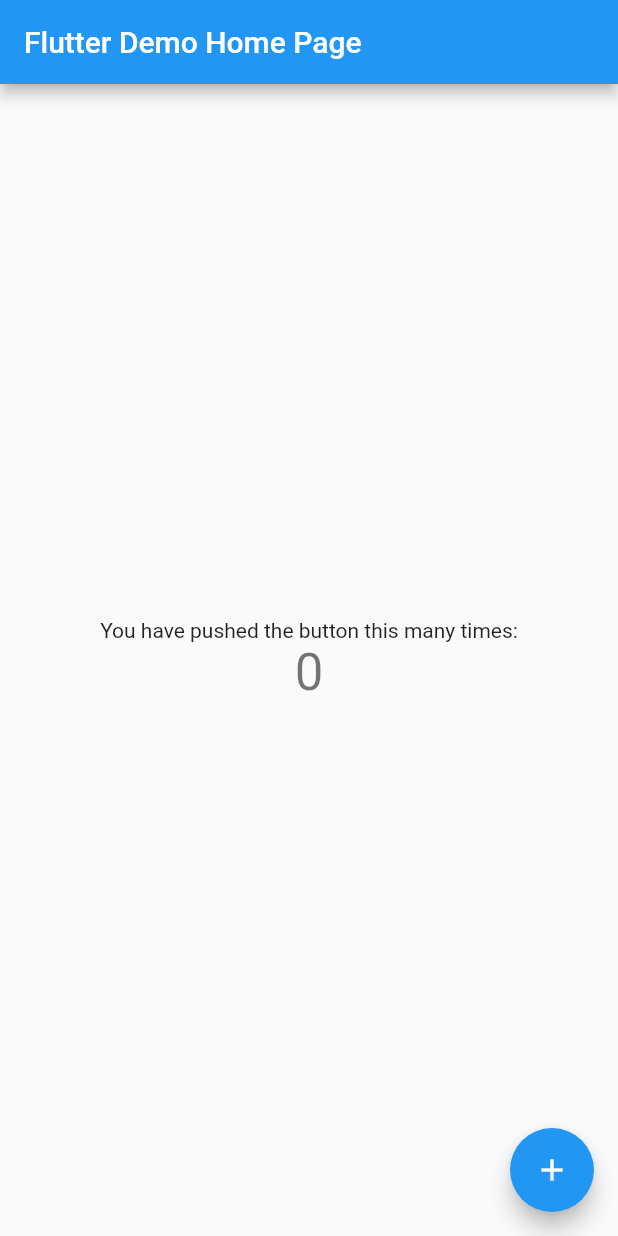
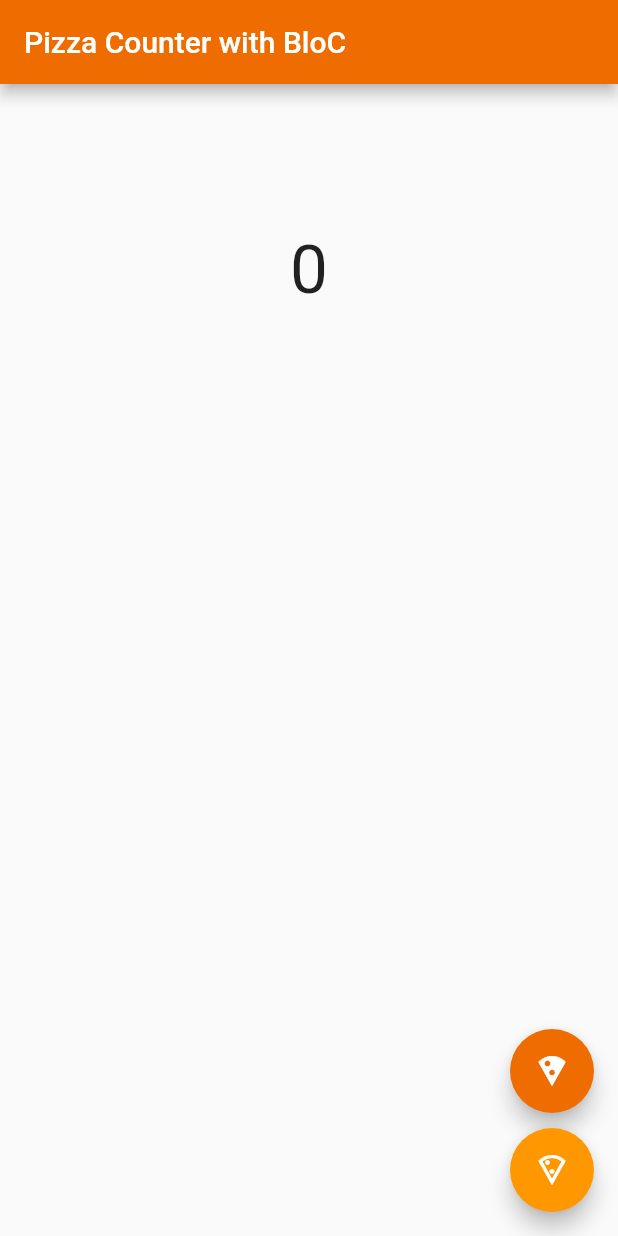
Before and after one commit to fasil721/Pizza_counter-bloc, a Flutter app: the screen it shows after launch, on a phone screen of 412 x 824 dp. Run offline on Flutter 3.47's test engine with Material 2 defaults, Android fonts, the phone set to English and light mode, and no system bars; our stand-ins replace equatable, flutter_bloc.

Commit message:
added bloc and created ui

```diff
--- a/analysis_options.yaml
+++ b/analysis_options.yaml
@@ -7,7 +7,7 @@
 
 # The following line activates a set of recommended lints for Flutter apps,
 # packages, and plugins designed to encourage good coding practices.
-include: package:flutter_lints/flutter.yaml
+include: package:lint/analysis_options.yaml
 
 linter:
   # The lint rules applied to this project can be customized in the
--- /dev/null
+++ b/lib/bloc_observer.dart
@@ -0,0 +1,37 @@
+
+import 'package:flutter/foundation.dart';
+import 'package:flutter_bloc/flutter_bloc.dart';
+
+class PizzaBlocObserver extends BlocObserver {
+  @override
+  void onEvent(Bloc bloc, Object? event) {
+    super.onEvent(bloc, event);
+    if (kDebugMode) {
+      print("event :------ $event");
+    }
+  }
+
+  @override
+  void onError(BlocBase bloc, Object error, StackTrace stackTrace) {
+    if (kDebugMode) {
+      print("error :------ $error");
+    }
+    super.onError(bloc, error, stackTrace);
+  }
+
+  @override
+  void onChange(BlocBase bloc, Change change) {
+    super.onChange(bloc, change);
+    if (kDebugMode) {
+      print("change :------ $change");
+    }
+  }
+
+  @override
+  void onTransition(Bloc bloc, Transition transition) {
+    super.onTransition(bloc, transition);
+    if (kDebugMode) {
+      print("transition :------ $transition");
+    }
+  }
+}
--- /dev/null
+++ b/lib/blocs/pizza_counter/pizza_bloc.dart
@@ -0,0 +1,50 @@
+import 'package:equatable/equatable.dart';
+import 'package:flutter_bloc/flutter_bloc.dart';
+import 'package:pizza_counter_app/models/pizza.dart';
+
+part 'pizza_event.dart';
+part 'pizza_state.dart';
+
+class PizzaBloc extends Bloc<PizzaEvent, PizzaState> {
+  PizzaBloc() : super(PizzaLoading()) {
+    on<LoadPizzaCounter>(_onLoadPizzaCounter);
+    on<AddPizzaEvent>(_onAddPizza);
+    on<RemovePizzaEvent>(_onRemovePizza);
+  }
+
+  Future<void> _onLoadPizzaCounter(
+    LoadPizzaCounter event,
+    Emitter<PizzaState> emit,
+  )  async {
+    await Future<void>.delayed(const Duration(seconds: 1));
+    emit(const PizzaLoaded(pizzas: <Pizza>[]));
+  }
+
+  void _onAddPizza(
+    AddPizzaEvent event,
+    Emitter<PizzaState> emit,
+  ) {
+    if (state is PizzaLoaded) {
+      final state = this.state as PizzaLoaded;
+      emit(
+        PizzaLoaded(
+          pizzas: List.from(state.pizzas)..add(event.pizza),
+        ),
+      );
+    }
+  }
+
+  void _onRemovePizza(
+    RemovePizzaEvent event,
+    Emitter<PizzaState> emit,
+  ) {
+    if (state is PizzaLoaded) {
+      final state = this.state as PizzaLoaded;
+      emit(
+        PizzaLoaded(
+          pizzas: List.from(state.pizzas)..remove(event.pizza),
+        ),
+      );
+    }
+  }
+}
--- /dev/null
+++ b/lib/blocs/pizza_counter/pizza_event.dart
@@ -0,0 +1,28 @@
+part of 'pizza_bloc.dart';
+
+abstract class PizzaEvent extends Equatable {
+  const PizzaEvent();
+
+  @override
+  List<Object> get props => [];
+}
+
+class LoadPizzaCounter extends PizzaEvent {}
+
+class AddPizzaEvent extends PizzaEvent {
+  final Pizza pizza;
+
+  const AddPizzaEvent(this.pizza);
+
+  @override
+  List<Object> get props => [pizza];
+}
+
+class RemovePizzaEvent extends PizzaEvent {
+  final Pizza pizza;
+
+  const RemovePizzaEvent(this.pizza);
+
+  @override
+  List<Object> get props => [pizza];
+}
--- /dev/null
+++ b/lib/blocs/pizza_counter/pizza_state.dart
@@ -0,0 +1,19 @@
+part of 'pizza_bloc.dart';
+
+abstract class PizzaState extends Equatable {
+  const PizzaState();
+
+  @override
+  List<Object> get props => [];
+}
+
+class PizzaLoading extends PizzaState {}
+
+class PizzaLoaded extends PizzaState {
+  final List<Pizza> pizzas;
+
+  const PizzaLoaded({required this.pizzas});
+
+  @override
+  List<Object> get props => [pizzas];
+}
--- a/lib/main.dart
+++ b/lib/main.dart
@@ -1,115 +1,109 @@
+import 'dart:math';
+
 import 'package:flutter/material.dart';
+import 'package:flutter_bloc/flutter_bloc.dart';
+import 'package:pizza_counter_app/bloc_observer.dart';
+import 'package:pizza_counter_app/blocs/pizza_counter/pizza_bloc.dart';
+import 'package:pizza_counter_app/models/pizza.dart';
 
-void main() {
-  runApp(const MyApp());
-}
+void main() => BlocOverrides.runZoned(
+      () => runApp(const MyApp()),
+      blocObserver: PizzaBlocObserver(),
+    );
 
 class MyApp extends StatelessWidget {
   const MyApp({Key? key}) : super(key: key);
 
-  // This widget is the root of your application.
+  @override
+  Widget build(BuildContext context) => MultiBlocProvider(
+      providers: [
+        BlocProvider(create: (context) => PizzaBloc()..add(LoadPizzaCounter())),
+      ],
+      child: const MaterialApp(
+        title: 'Flutter BloC Pattern',
+        home: HomeScreen(),
+      ),
+    );
+}
+
+class HomeScreen extends StatelessWidget {
+  const HomeScreen({Key? key}) : super(key: key);
+
   @override
   Widget build(BuildContext context) {
-    return MaterialApp(
-      title: 'Flutter Demo',
-      theme: ThemeData(
-        // This is the theme of your application.
-        //
-        // Try running your application with "flutter run". You'll see the
-        // application has a blue toolbar. Then, without quitting the app, try
-        // changing the primarySwatch below to Colors.green and then invoke
-        // "hot reload" (press "r" in the console where you ran "flutter run",
-        // or simply save your changes to "hot reload" in a Flutter IDE).
-        // Notice that the counter didn't reset back to zero; the application
-        // is not restarted.
-        primarySwatch: Colors.blue,
+    final random = Random();
+
+    return Scaffold(
+      appBar: AppBar(
+        title: const Text('Pizza Counter with BloC'),
+        backgroundColor: Colors.orange[800],
       ),
-      home: const MyHomePage(title: 'Flutter Demo Home Page'),
+      body: Center(
+        child: BlocBuilder<PizzaBloc, PizzaState>(
+          builder: (context, state) {
+            if (state is PizzaLoading) {
+              return const CircularProgressIndicator(color: Colors.orange);
+            }
+            if (state is PizzaLoaded) {
+              return Column(
+                mainAxisAlignment: MainAxisAlignment.center,
+                children: [
+                  Text(
+                    '${state.pizzas.length}',
+                    style: const TextStyle(fontSize: 45),
+                  ),
+                  const SizedBox(height: 20),
+                  SizedBox(
+                    height: 500,
+                    width: 500,
+                    child: Stack(
+                      alignment: Alignment.center,
+                      clipBehavior: Clip.none,
+                      children: [
+                        for (int index = 0;
+                            index < state.pizzas.length;
+                            index++)
+                          Positioned(
+                            left: random.nextInt(400).toDouble(),
+                            top: random.nextInt(400).toDouble(),
+                            child: GestureDetector(
+                              onLongPress: () => context
+                                  .read<PizzaBloc>()
+                                  .add(RemovePizzaEvent(state.pizzas[index])),
+                              child: SizedBox(
+                                height: 50,
+                                width: 50,
+                                child: state.pizzas[index].image,
+                              ),
+                            ),
+                          )
+                      ],
+                    ),
+                  ),
+                ],
+              );
+            } else {
+              return const Text('Something went wrong!');
+            }
+          },
+        ),
+      ),
+      floatingActionButton: Column(
+        mainAxisAlignment: MainAxisAlignment.end,
+        children: [
+          FloatingActionButton(
+            backgroundColor: Colors.orange[800],
+            onPressed: () => context.read<PizzaBloc>().add(AddPizzaEvent(Pizza.pizzas.first)),
+            child: const Icon(Icons.local_pizza),
+          ),
+          const SizedBox(height: 10),
+          FloatingActionButton(
+            backgroundColor: Colors.orange[500],
+            onPressed: () => context.read<PizzaBloc>().add(AddPizzaEvent(Pizza.pizzas.last)),
+            child: const Icon(Icons.local_pizza_outlined),
+          ),
+        ],
+      ),
     );
   }
 }
-
-class MyHomePage extends StatefulWidget {
-  const MyHomePage({Key? key, required this.title}) : super(key: key);
-
-  // This widget is the home page of your application. It is stateful, meaning
-  // that it has a State object (defined below) that contains fields that affect
-  // how it looks.
-
-  // This class is the configuration for the state. It holds the values (in this
-  // case the title) provided by the parent (in this case the App widget) and
-  // used by the build method of the State. Fields in a Widget subclass are
-  // always marked "final".
-
-  final String title;
-
-  @override
-  State<MyHomePage> createState() => _MyHomePageState();
-}
-
-class _MyHomePageState extends State<MyHomePage> {
-  int _counter = 0;
-
-  void _incrementCounter() {
-    setState(() {
-      // This call to setState tells the Flutter framework that something has
-      // changed in this State, which causes it to rerun the build method below
-      // so that the display can reflect the updated values. If we changed
-      // _counter without calling setState(), then the build method would not be
-      // called again, and so nothing would appear to happen.
-      _counter++;
-    });
-  }
-
-  @override
-  Widget build(BuildContext context) {
-    // This method is rerun every time setState is called, for instance as done
-    // by the _incrementCounter method above.
-    //
-    // The Flutter framework has been optimized to make rerunning build methods
-    // fast, so that you can just rebuild anything that needs updating rather
-    // than having to individually change instances of widgets.
-    return Scaffold(
-      appBar: AppBar(
-        // Here we take the value from the MyHomePage object that was created by
-        // the App.build method, and use it to set our appbar title.
-        title: Text(widget.title),
-      ),
-      body: Center(
-        // Center is a layout widget. It takes a single child and positions it
-        // in the middle of the parent.
-        child: Column(
-          // Column is also a layout widget. It takes a list of children and
-          // arranges them vertically. By default, it sizes itself to fit its
-          // children horizontally, and tries to be as tall as its parent.
-          //
-          // Invoke "debug painting" (press "p" in the console, choose the
-          // "Toggle Debug Paint" action from the Flutter Inspector in Android
-          // Studio, or the "Toggle Debug Paint" command in Visual Studio Code)
-          // to see the wireframe for each widget.
-          //
-          // Column has various properties to control how it sizes itself and
-          // how it positions its children. Here we use mainAxisAlignment to
-          // center the children vertically; the main axis here is the vertical
-          // axis because Columns are vertical (the cross axis would be
-          // horizontal).
-          mainAxisAlignment: MainAxisAlignment.center,
-          children: <Widget>[
-            const Text(
-              'You have pushed the button this many times:',
-            ),
-            Text(
-              '$_counter',
-              style: Theme.of(context).textTheme.headline4,
-            ),
-          ],
-        ),
-      ),
-      floatingActionButton: FloatingActionButton(
-        onPressed: _incrementCounter,
-        tooltip: 'Increment',
-        child: const Icon(Icons.add),
-      ), // This trailing comma makes auto-formatting nicer for build methods.
-    );
-  }
-}
--- /dev/null
+++ b/lib/models/pizza.dart
@@ -0,0 +1,30 @@
+import 'package:equatable/equatable.dart';
+import 'package:flutter/material.dart';
+
+class Pizza extends Equatable {
+  final String id;
+  final String name;
+  final Image image;
+
+  const Pizza({
+    required this.id,
+    required this.name,
+    required this.image,
+  });
+
+  @override
+  List<Object?> get props => [id, name, image];
+
+  static List<Pizza> pizzas = [
+    Pizza(
+      id: '0',
+      name: 'Pizza',
+      image: Image.asset('assets/pizza.png'),
+    ),
+    Pizza(
+      id: '1',
+      name: 'Slice',
+      image: Image.asset('assets/slice.png'),
+    ),
+  ];
+}
```
Also changed, not shown: pubspec.yaml (+7 -19 lines), assets/pizza.png (added), assets/slice.png (added), pubspec.lock, 1 other file.
